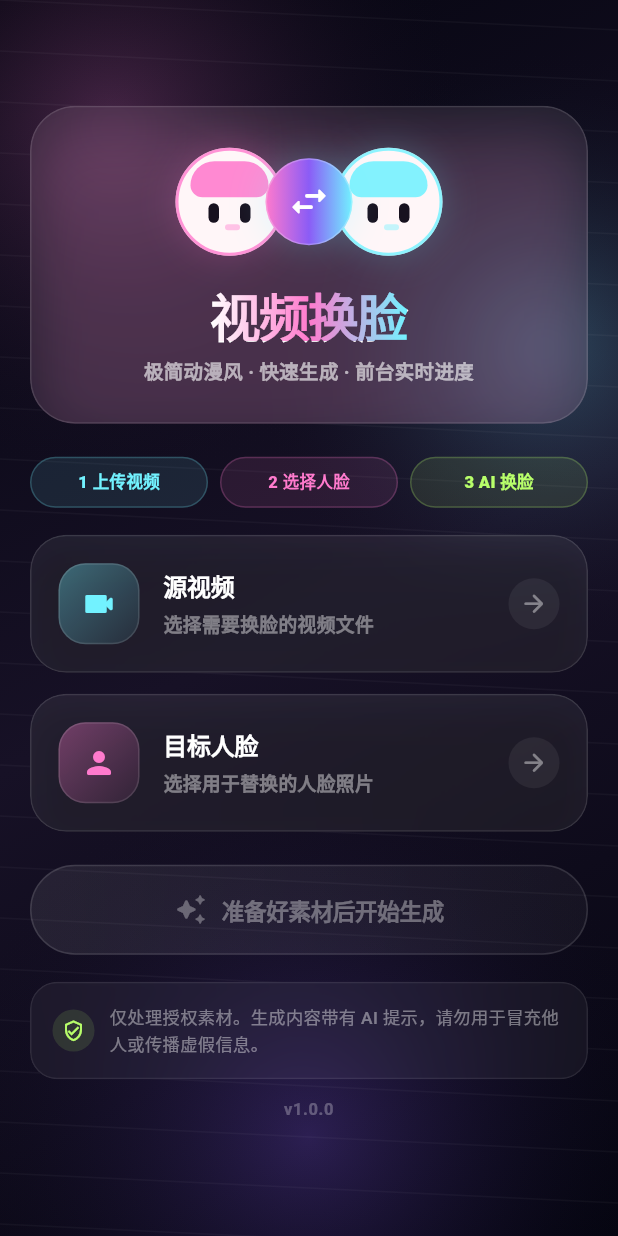
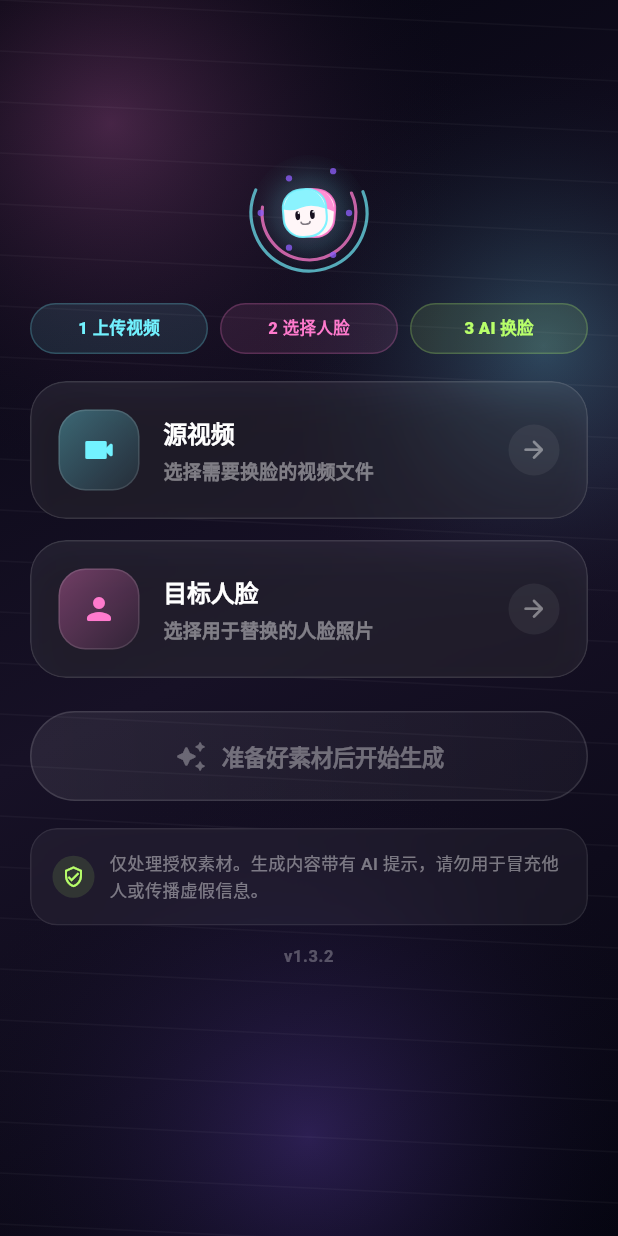
Before and after one commit to weisiwu/face-swap-video, a Flutter app: the screen it shows after launch, on a phone screen of 412 x 824 dp. Run offline on Flutter 3.47's test engine with Material 3 defaults, Android fonts, the phone set to English and light mode, and no system bars; our stand-ins replace file_picker, flutter_local_notifications, video_player; missing offline and left inert: photo_manager, video_thumbnail; Roboto replaces fonts that are missing (System).

Commit message:
fix: polish Android launch and result flow
- Align splash logo movement with main screen header
- Add dark native launch background and refreshed app icon assets
- Improve generation/result lifecycle helpers and verification scripts

Verified with Flutter debug build and install on device 347b9eb7.

```diff
--- a/app/lib/main.dart
+++ b/app/lib/main.dart
@@ -65,14 +65,30 @@ class _FaceSwapAppState extends State<FaceSwapApp> with WidgetsBindingObserver {
         useMaterial3: true,
         fontFamily: 'System',
       ),
-      home: _showSplash
+      home: AnimatedSwitcher(
+        duration: const Duration(milliseconds: 620),
+        switchInCurve: Curves.easeOutCubic,
+        switchOutCurve: Curves.easeInCubic,
+        transitionBuilder: _buildHomeTransition,
+        child: _showSplash
             ? AnimeFaceSwapSplashScreen(
+                key: const ValueKey('splash'),
                 onFinished: () {
                   if (!mounted) return;
                   setState(() => _showSplash = false);
                 },
               )
-          : const GenerationScreen(),
+            : const GenerationScreen(key: ValueKey('generation')),
+      ),
     );
   }
+
+  Widget _buildHomeTransition(Widget child, Animation<double> animation) {
+    final curved = CurvedAnimation(
+      parent: animation,
+      curve: Curves.easeOutCubic,
+      reverseCurve: Curves.easeInCubic,
+    );
+    return FadeTransition(opacity: curved, child: child);
   }
+}
--- a/app/lib/providers/generation_provider.dart
+++ b/app/lib/providers/generation_provider.dart
@@ -94,7 +94,7 @@ class GenerationProvider extends ChangeNotifier {
           onProgress: (downloadProgress) {
             _updateProgress(
               0.3 + downloadProgress * 0.65,
-              _isAppInBackground ? '后台转换中，完成后会通知你...' : '服务器处理中，保持前台可查看进度...',
+              _isAppInBackground ? '后台网络暂时不可用，继续等待服务器完成...' : '服务器处理中，保持前台可查看进度...',
               runId: runId,
             );
           },
@@ -132,7 +132,7 @@ class GenerationProvider extends ChangeNotifier {
     } catch (e) {
       if (!_isActiveRun(runId)) return;
       _status = GenerationStatus.failed;
-      _errorMessage = '网络错误: ${e.toString()}';
+      _errorMessage = '网络连接暂时不可用，请稍后重试';
       if (_isAppInBackground) {
         unawaited(NotificationService.showGenerationFailed(_errorMessage!));
       }
--- a/app/lib/screens/generation_screen.dart
+++ b/app/lib/screens/generation_screen.dart
@@ -3,14 +3,16 @@ import 'package:provider/provider.dart';
 import 'package:photo_manager/photo_manager.dart';
 import 'package:video_thumbnail/video_thumbnail.dart';
 import 'package:video_player/video_player.dart';
+import 'dart:async';
 import 'dart:io';
+import 'dart:math' as math;
 import 'dart:typed_data';
 import 'dart:ui';
 import '../providers/generation_provider.dart';
 import 'photo_grid_screen.dart';
 import 'video_grid_screen.dart';
 
-const String _appVersion = '1.0.0';
+const String _appVersion = '1.3.2';
 
 class GenerationScreen extends StatefulWidget {
   const GenerationScreen({super.key});
@@ -20,6 +22,9 @@ class GenerationScreen extends StatefulWidget {
 }
 
 class _GenerationScreenState extends State<GenerationScreen> {
+  static const double _homeLogoSize = 92;
+  static const double _targetFaceTopPhysicalPx = 253;
+
   GenerationProvider? _provider;
   bool _errorDialogVisible = false;
   bool _processingDialogVisible = false;
@@ -623,6 +628,7 @@ class _GenerationScreenState extends State<GenerationScreen> {
 
   @override
   Widget build(BuildContext context) {
+    final logoTopInset = _targetLogoTopInset(context);
     return Scaffold(
       backgroundColor: const Color(0xFF050510),
       body: Stack(
@@ -632,16 +638,17 @@ class _GenerationScreenState extends State<GenerationScreen> {
           ),
           Positioned.fill(
             child: SafeArea(
-              child: Center(
+              child: Align(
+                alignment: Alignment.topCenter,
                 child: ConstrainedBox(
                   constraints: const BoxConstraints(maxWidth: 500),
                   child: SingleChildScrollView(
                     physics: const BouncingScrollPhysics(),
-                    padding: const EdgeInsets.fromLTRB(20, 22, 20, 28),
+                    padding: EdgeInsets.fromLTRB(20, logoTopInset, 20, 28),
                     child: Column(
                       children: [
                         _buildHeader(),
-                        const SizedBox(height: 22),
+                        const SizedBox(height: 14),
                         _buildWorkflowChips(),
                         const SizedBox(height: 18),
                         _buildVideoCard(),
@@ -665,65 +672,18 @@ class _GenerationScreenState extends State<GenerationScreen> {
     );
   }
 
+  double _targetLogoTopInset(BuildContext context) {
+    final media = MediaQuery.of(context);
+    final faceTopInsideLogo = _homeLogoSize * (0.5 - 0.19 * 0.91);
+    final top =
+        (_targetFaceTopPhysicalPx / media.devicePixelRatio) -
+        media.padding.top -
+        faceTopInsideLogo;
+    return top.clamp(0.0, 96.0);
+  }
+
   Widget _buildHeader() {
-    return ClipRRect(
-      borderRadius: BorderRadius.circular(30),
-      child: BackdropFilter(
-        filter: ImageFilter.blur(sigmaX: 18, sigmaY: 18),
-        child: Container(
-          width: double.infinity,
-          padding: const EdgeInsets.fromLTRB(22, 22, 22, 24),
-          decoration: BoxDecoration(
-            color: Colors.white.withValues(alpha: 0.07),
-            borderRadius: BorderRadius.circular(30),
-            border: Border.all(color: Colors.white.withValues(alpha: 0.12)),
-            boxShadow: [
-              BoxShadow(
-                color: const Color(0xFFFF7ACD).withValues(alpha: 0.16),
-                blurRadius: 32,
-                offset: const Offset(0, 16),
-              ),
-            ],
-          ),
-          child: Column(
-            children: [
-              const _FaceSwapHeroMark(),
-              const SizedBox(height: 18),
-              ShaderMask(
-                shaderCallback: (bounds) => const LinearGradient(
-                  colors: [
-                    Color(0xFFFFFFFF),
-                    Color(0xFFFF7ACD),
-                    Color(0xFF72F2FF),
-                  ],
-                ).createShader(bounds),
-                child: const Text(
-                  '视频换脸',
-                  style: TextStyle(
-                    fontSize: 34,
-                    fontWeight: FontWeight.w900,
-                    color: Colors.white,
-                    letterSpacing: -1.2,
-                    height: 1,
-                  ),
-                ),
-              ),
-              const SizedBox(height: 10),
-              Text(
-                '极简动漫风 · 快速生成 · 前台实时进度',
-                textAlign: TextAlign.center,
-                style: TextStyle(
-                  fontSize: 13,
-                  fontWeight: FontWeight.w600,
-                  color: Colors.white.withValues(alpha: 0.62),
-                  letterSpacing: 0.2,
-                ),
-              ),
-            ],
-          ),
-        ),
-      ),
-    );
+    return const Center(child: _HomeFaceSwapLogo(size: 92));
   }
 
   Widget _buildWorkflowChips() {
@@ -1265,140 +1225,169 @@ class _GenerationScreenState extends State<GenerationScreen> {
   }
 }
 
-class _FaceSwapHeroMark extends StatelessWidget {
-  const _FaceSwapHeroMark();
+class _HomeFaceSwapLogo extends StatelessWidget {
+  const _HomeFaceSwapLogo({required this.size});
+
+  final double size;
 
   @override
   Widget build(BuildContext context) {
     return SizedBox(
-      width: 178,
-      height: 82,
-      child: Stack(
-        alignment: Alignment.center,
-        children: [
-          Positioned(
-            left: 0,
-            child: _AnimeFaceAvatar(
-              accent: const Color(0xFFFF7ACD),
-              hair: const Color(0xFFFF7ACD).withValues(alpha: 0.88),
-            ),
-          ),
-          Positioned(
-            right: 0,
-            child: _AnimeFaceAvatar(
-              accent: const Color(0xFF72F2FF),
-              hair: const Color(0xFF72F2FF).withValues(alpha: 0.88),
-            ),
-          ),
-          Container(
-            width: 58,
-            height: 58,
-            decoration: BoxDecoration(
-              shape: BoxShape.circle,
-              gradient: const LinearGradient(
-                colors: [
-                  Color(0xFFFF7ACD),
-                  Color(0xFF8B5CF6),
-                  Color(0xFF72F2FF),
-                ],
-              ),
-              border: Border.all(color: Colors.white.withValues(alpha: 0.24)),
-              boxShadow: [
-                BoxShadow(
-                  color: const Color(0xFF72F2FF).withValues(alpha: 0.25),
-                  blurRadius: 22,
-                ),
-              ],
-            ),
-            child: const Icon(
-              Icons.swap_horiz_rounded,
-              color: Colors.white,
-              size: 30,
-            ),
-          ),
+      width: size,
+      height: size,
+      child: const CustomPaint(painter: _HomeFaceSwapLogoPainter()),
+    );
+  }
+}
+
+class _HomeFaceSwapLogoPainter extends CustomPainter {
+  const _HomeFaceSwapLogoPainter();
+
+  @override
+  void paint(Canvas canvas, Size size) {
+    final center = size.center(Offset.zero);
+    final pink = const Color(0xFFFF7ACD);
+    final cyan = const Color(0xFF72F2FF);
+    final violet = const Color(0xFF8B5CF6);
+
+    final glowPaint = Paint()
+      ..shader = RadialGradient(
+        colors: [
+          pink.withValues(alpha: 0.32),
+          cyan.withValues(alpha: 0.12),
+          Colors.transparent,
         ],
+      ).createShader(Offset.zero & size);
+    canvas.drawCircle(center, size.width * 0.42, glowPaint);
+
+    final orbitPaint = Paint()
+      ..style = PaintingStyle.stroke
+      ..strokeWidth = 2.1
+      ..strokeCap = StrokeCap.round;
+    canvas.drawArc(
+      Rect.fromCircle(center: center, radius: size.width * 0.42),
+      -math.pi * 0.12,
+      math.pi * 1.25,
+      false,
+      orbitPaint..color = cyan.withValues(alpha: 0.68),
+    );
+    canvas.drawArc(
+      Rect.fromCircle(center: center, radius: size.width * 0.34),
+      math.pi * 1.04,
+      -math.pi * 1.18,
+      false,
+      orbitPaint..color = pink.withValues(alpha: 0.75),
+    );
+
+    final left = Offset(size.width * 0.53, size.height * 0.5);
+    final right = Offset(size.width * 0.47, size.height * 0.5);
+    _drawAnimeFace(canvas, left, size.width * 0.19, pink, 0.08);
+    _drawAnimeFace(canvas, right, size.width * 0.19, cyan, -0.08);
+
+    final sparkPaint = Paint()
+      ..style = PaintingStyle.fill
+      ..color = violet.withValues(alpha: 0.78);
+    for (var i = 0; i < 6; i++) {
+      final angle = math.pi * 2 + i * math.pi / 3;
+      final r = size.width * (0.23 + 0.12 * ((i % 2) + 1) / 2);
+      final p = center + Offset(math.cos(angle), math.sin(angle)) * r;
+      canvas.drawCircle(p, 2.1, sparkPaint);
+    }
+  }
+
+  void _drawAnimeFace(
+    Canvas canvas,
+    Offset c,
+    double r,
+    Color color,
+    double tilt,
+  ) {
+    canvas.save();
+    canvas.translate(c.dx, c.dy);
+    canvas.rotate(tilt);
+    final facePaint = Paint()
+      ..style = PaintingStyle.fill
+      ..color = const Color(0xFFFFF6F8);
+    final edgePaint = Paint()
+      ..style = PaintingStyle.stroke
+      ..strokeWidth = 1.4
+      ..color = color.withValues(alpha: 0.9);
+    final hairPaint = Paint()
+      ..style = PaintingStyle.fill
+      ..color = color.withValues(alpha: 0.82);
+    canvas.drawRRect(
+      RRect.fromRectAndRadius(
+        Rect.fromCenter(center: Offset.zero, width: r * 1.65, height: r * 1.82),
+        Radius.circular(r * 0.72),
       ),
-    );
-  }
-}
-
-class _AnimeFaceAvatar extends StatelessWidget {
-  const _AnimeFaceAvatar({required this.accent, required this.hair});
-
-  final Color accent;
-  final Color hair;
+      facePaint,
+    );
+    canvas.drawRRect(
+      RRect.fromRectAndRadius(
+        Rect.fromCenter(center: Offset.zero, width: r * 1.65, height: r * 1.82),
+        Radius.circular(r * 0.72),
+      ),
+      edgePaint,
+    );
+    final hair = Path()
+      ..moveTo(-r * 0.82, -r * 0.2)
+      ..quadraticBezierTo(-r * 0.55, -r * 1.0, 0, -r * 0.9)
+      ..quadraticBezierTo(r * 0.65, -r * 0.92, r * 0.82, -r * 0.1)
+      ..quadraticBezierTo(r * 0.28, -r * 0.34, -r * 0.1, -r * 0.22)
+      ..quadraticBezierTo(-r * 0.45, -r * 0.08, -r * 0.82, -r * 0.2)
+      ..close();
+    canvas.drawPath(hair, hairPaint);
+
+    final eyePaint = Paint()
+      ..style = PaintingStyle.fill
+      ..color = const Color(0xFF17111F);
+    canvas.drawOval(
+      Rect.fromCenter(
+        center: Offset(-r * 0.28, r * 0.08),
+        width: r * 0.18,
+        height: r * 0.34,
+      ),
+      eyePaint,
+    );
+    canvas.drawOval(
+      Rect.fromCenter(
+        center: Offset(r * 0.28, r * 0.08),
+        width: r * 0.18,
+        height: r * 0.34,
+      ),
+      eyePaint,
+    );
+    canvas.drawCircle(
+      Offset(-r * 0.24, -r * 0.02),
+      r * 0.035,
+      Paint()..color = Colors.white,
+    );
+    canvas.drawCircle(
+      Offset(r * 0.32, -r * 0.02),
+      r * 0.035,
+      Paint()..color = Colors.white,
+    );
+    final mouth = Paint()
+      ..style = PaintingStyle.stroke
+      ..strokeWidth = 1.1
+      ..strokeCap = StrokeCap.round
+      ..color = const Color(0xFF17111F).withValues(alpha: 0.55);
+    canvas.drawArc(
+      Rect.fromCenter(
+        center: Offset(0, r * 0.34),
+        width: r * 0.34,
+        height: r * 0.18,
+      ),
+      0,
+      math.pi,
+      false,
+      mouth,
+    );
+    canvas.restore();
+  }
 
   @override
-  Widget build(BuildContext context) {
-    return Container(
-      width: 72,
-      height: 72,
-      decoration: BoxDecoration(
-        shape: BoxShape.circle,
-        color: const Color(0xFFFFF6F8),
-        border: Border.all(color: accent.withValues(alpha: 0.8), width: 2),
-        boxShadow: [
-          BoxShadow(color: accent.withValues(alpha: 0.22), blurRadius: 20),
-        ],
-      ),
-      child: Stack(
-        clipBehavior: Clip.none,
-        children: [
-          Positioned(
-            left: 8,
-            right: 8,
-            top: 7,
-            child: Container(
-              height: 24,
-              decoration: BoxDecoration(
-                color: hair,
-                borderRadius: const BorderRadius.vertical(
-                  top: Radius.circular(28),
-                  bottom: Radius.circular(14),
-                ),
-              ),
-            ),
-          ),
-          Positioned(
-            left: 20,
-            top: 35,
-            child: Container(
-              width: 7,
-              height: 13,
-              decoration: BoxDecoration(
-                color: const Color(0xFF17111F),
-                borderRadius: BorderRadius.circular(99),
-              ),
-            ),
-          ),
-          Positioned(
-            right: 20,
-            top: 35,
-            child: Container(
-              width: 7,
-              height: 13,
-              decoration: BoxDecoration(
-                color: const Color(0xFF17111F),
-                borderRadius: BorderRadius.circular(99),
-              ),
-            ),
-          ),
-          Positioned(
-            left: 31,
-            bottom: 15,
-            child: Container(
-              width: 10,
-              height: 4,
-              decoration: BoxDecoration(
-                color: accent.withValues(alpha: 0.42),
-                borderRadius: BorderRadius.circular(99),
-              ),
-            ),
-          ),
-        ],
-      ),
-    );
-  }
+  bool shouldRepaint(covariant _HomeFaceSwapLogoPainter oldDelegate) => false;
 }
 
 class _AnimeAuraPainter extends CustomPainter {
@@ -1470,6 +1459,7 @@ class _ResultVideoPreview extends StatefulWidget {
 class _ResultVideoPreviewState extends State<_ResultVideoPreview> {
   late final VideoPlayerController _controller;
   bool _initializing = true;
+  bool _handlingPreviewCompletion = false;
   String? _errorMessage;
 
   @override
@@ -1483,7 +1473,7 @@ class _ResultVideoPreviewState extends State<_ResultVideoPreview> {
   Future<void> _initialize() async {
     try {
       await _controller.initialize();
-      await _controller.setLooping(true);
+      await _controller.setLooping(false);
       if (mounted) {
         setState(() => _initializing = false);
       }
@@ -1498,7 +1488,26 @@ class _ResultVideoPreviewState extends State<_ResultVideoPreview> {
   }
 
   void _handleControllerChanged() {
+    _handlePreviewCompleted();
     if (mounted) setState(() {});
+  }
+
+  void _handlePreviewCompleted() {
+    final value = _controller.value;
+    if (!value.isInitialized ||
+        !value.isPlaying ||
+        value.duration == Duration.zero ||
+        _handlingPreviewCompletion) {
+      return;
+    }
+    if (value.position >= value.duration) {
+      _handlingPreviewCompletion = true;
+      unawaited(
+        _controller.pause().whenComplete(() {
+          _handlingPreviewCompletion = false;
+        }),
+      );
+    }
   }
 
   Future<void> _togglePlayback() async {
@@ -1506,6 +1515,9 @@ class _ResultVideoPreviewState extends State<_ResultVideoPreview> {
     if (_controller.value.isPlaying) {
       await _controller.pause();
     } else {
+      if (_controller.value.position >= _controller.value.duration) {
+        await _controller.seekTo(Duration.zero);
+      }
       await _controller.play();
     }
   }
@@ -1585,8 +1597,8 @@ class _ResultVideoPreviewState extends State<_ResultVideoPreview> {
               ),
               if (!isPlaying)
                 Container(
-                  width: 34,
-                  height: 34,
+                  width: 26,
+                  height: 26,
                   decoration: BoxDecoration(
                     color: Colors.black.withValues(alpha: 0.46),
                     shape: BoxShape.circle,
--- a/app/pubspec.yaml
+++ b/app/pubspec.yaml
@@ -1,7 +1,7 @@
 name: face_swap_video
 description: "极简视频换脸 App"
 publish_to: 'none'
-version: 1.0.0+1
+version: 1.3.2+7
 
 environment:
   sdk: ^3.11.5
```
Also changed, not shown: app/lib/screens/splash_screen.dart (+59 -12 lines), app/lib/services/api_service.dart (+26 -3 lines), app/lib/services/notification_service.dart (+11 -4 lines), app/assets/icons/app_icon_master.png (added), 15 other files. Lines whose indentation alone changed are shown as unchanged.
